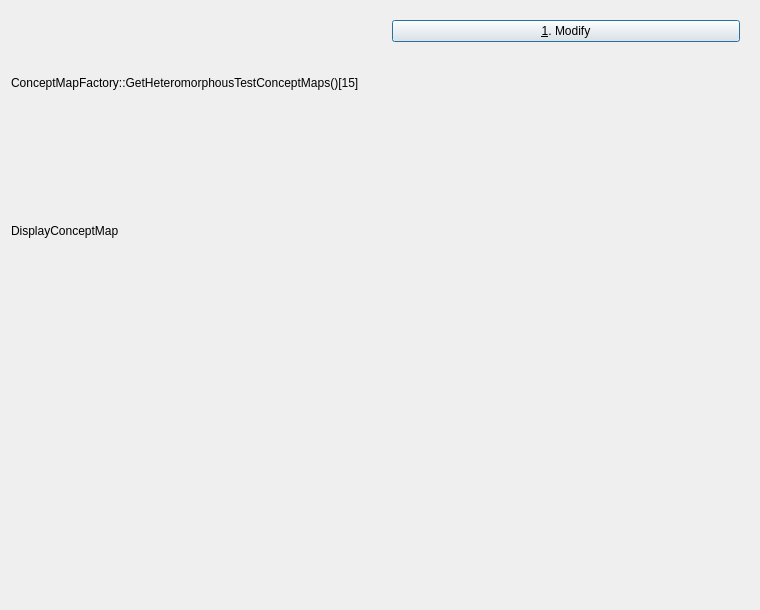
The window that Projects/ProjectBrainweaver/qtpvdbtestconceptmapdisplaywidgetdialog.ui (richelbilderbeek/ProjectRichelBilderbeek) describes before a commit, drawn with Qt 5.
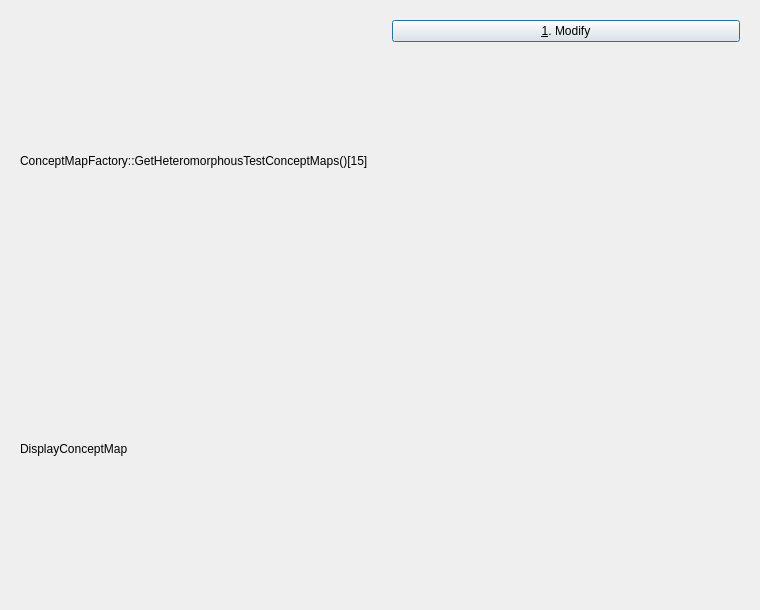
The same window after the commit. Icons and pictures are not drawn.

Diff of the .ui file:
```diff
--- a/Projects/ProjectBrainweaver/qtpvdbtestconceptmapdisplaywidgetdialog.ui
+++ b/Projects/ProjectBrainweaver/qtpvdbtestconceptmapdisplaywidgetdialog.ui
@@ -17,16 +17,29 @@
    <iconset resource="Brainweaver.qrc">
     <normaloff>:/images/PicArrow14x14.png</normaloff>:/images/PicArrow14x14.png</iconset>
   </property>
-  <layout class="QGridLayout" name="gridLayout">
-   <item row="0" column="0">
+  <layout class="QHBoxLayout" name="horizontalLayout">
+   <item>
+    <widget class="QWidget" name="widget" native="true">
+     <layout class="QVBoxLayout" name="verticalLayout_2">
+      <item>
     <widget class="QLabel" name="label_test">
      <property name="text">
       <string>ConceptMapFactory::GetHeteromorphousTestConceptMaps()[15]</string>
      </property>
     </widget>
    </item>
-   <item row="0" column="1" rowspan="4">
-    <widget class="QWidget" name="widget" native="true">
+      <item>
+       <widget class="QLabel" name="label_concept_map_type">
+        <property name="text">
+         <string>DisplayConceptMap</string>
+        </property>
+       </widget>
+      </item>
+     </layout>
+    </widget>
+   </item>
+   <item>
+    <widget class="QWidget" name="widget_menu" native="true">
      <property name="enabled">
       <bool>true</bool>
      </property>
@@ -54,13 +67,6 @@
      </layout>
     </widget>
    </item>
-   <item row="1" column="0">
-    <widget class="QLabel" name="label_concept_map_type">
-     <property name="text">
-      <string>DisplayConceptMap</string>
-     </property>
-    </widget>
-   </item>
   </layout>
  </widget>
  <resources>
```
Lines whose indentation alone changed are shown as unchanged.
